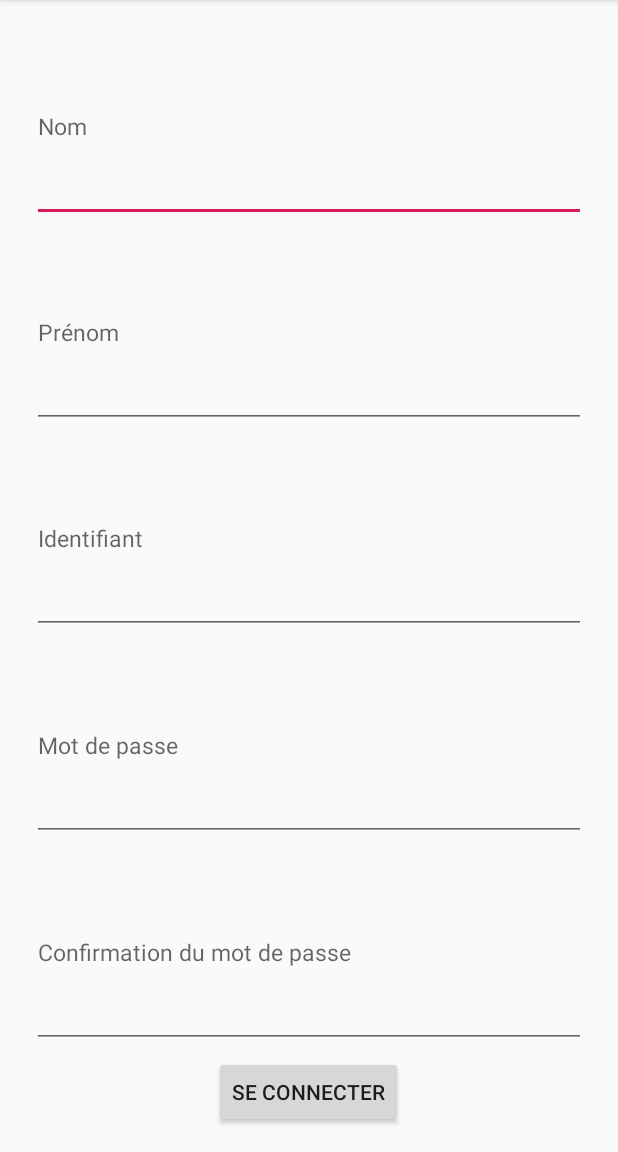
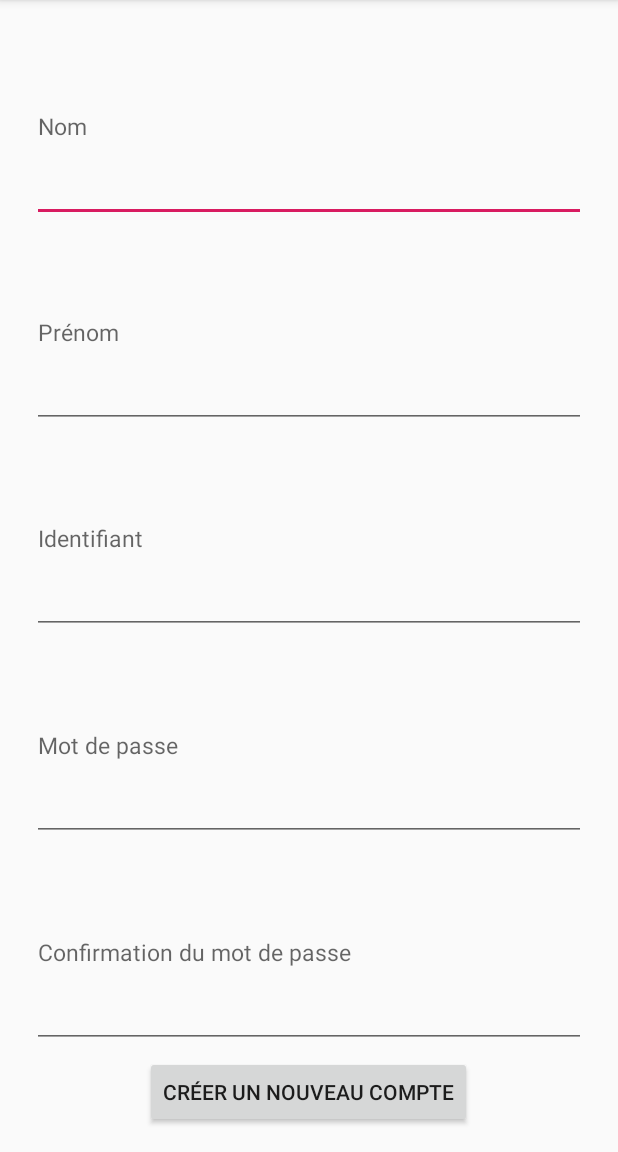
Before and after one commit to camsou/pfe_github, an Android app: the NewAccountActivity screen opened directly, with no data from a screen before it, on a phone screen of 412 x 824 dp, the part 84-1236 px from its top. Run offline under Robolectric (Android 15) with nearby library versions, the light colour scheme and no system bars.

Commit message:
Ajoute les liens entre les pages avec le bouton creer nouveau compte
Attention à bien mettre les lignes super.onCreate et setContentView en
premier

```diff
--- a/DetectnAlert/app/src/main/java/com/example/camil/detectnalert/NewAccountActivity.java
+++ b/DetectnAlert/app/src/main/java/com/example/camil/detectnalert/NewAccountActivity.java
@@ -1,13 +1,29 @@
 package com.example.camil.detectnalert;
 
+import android.content.Intent;
 import android.support.v7.app.AppCompatActivity;
 import android.os.Bundle;
+import android.view.View;
+import android.widget.Button;
 
 public class NewAccountActivity extends AppCompatActivity {
+
+    private Button mCreateNewAccountButton;
 
     @Override
     protected void onCreate(Bundle savedInstanceState) {
         super.onCreate(savedInstanceState);
         setContentView(R.layout.activity_new_account);
+
+        mCreateNewAccountButton = (Button) findViewById(R.id.CreateNewAccount);
+
+        mCreateNewAccountButton.setOnClickListener(new View.OnClickListener() {
+            @Override
+            public void onClick(View view) {
+                // User clicked the button
+                Intent mainActivityIntent = new Intent(NewAccountActivity.this, MainActivity.class);
+                startActivity(mainActivityIntent);
+            }
+        });
     }
 }
--- a/DetectnAlert/app/src/main/res/layout/activity_new_account.xml
+++ b/DetectnAlert/app/src/main/res/layout/activity_new_account.xml
@@ -64,11 +64,11 @@
         />
 
     <Button
+        android:id="@+id/CreateNewAccount"
         android:layout_width="wrap_content"
         android:layout_height="wrap_content"
-        android:id="@+id/SeConnecter"
         android:layout_gravity="center_horizontal"
-        android:text="@string/connexion"
+        android:text="@string/nouveaucompte"
         />
 
 </LinearLayout>
--- a/DetectnAlert/app/src/main/res/values/strings.xml
+++ b/DetectnAlert/app/src/main/res/values/strings.xml
@@ -37,4 +37,5 @@
     <string name="mdp">Mot de passe</string>
     <string name="mdpbis">Confirmation du mot de passe</string>
     <string name="connexion">Se connecter</string>
+    <string name="nouveaucompte">Créer un nouveau compte</string>
 </resources>
```
